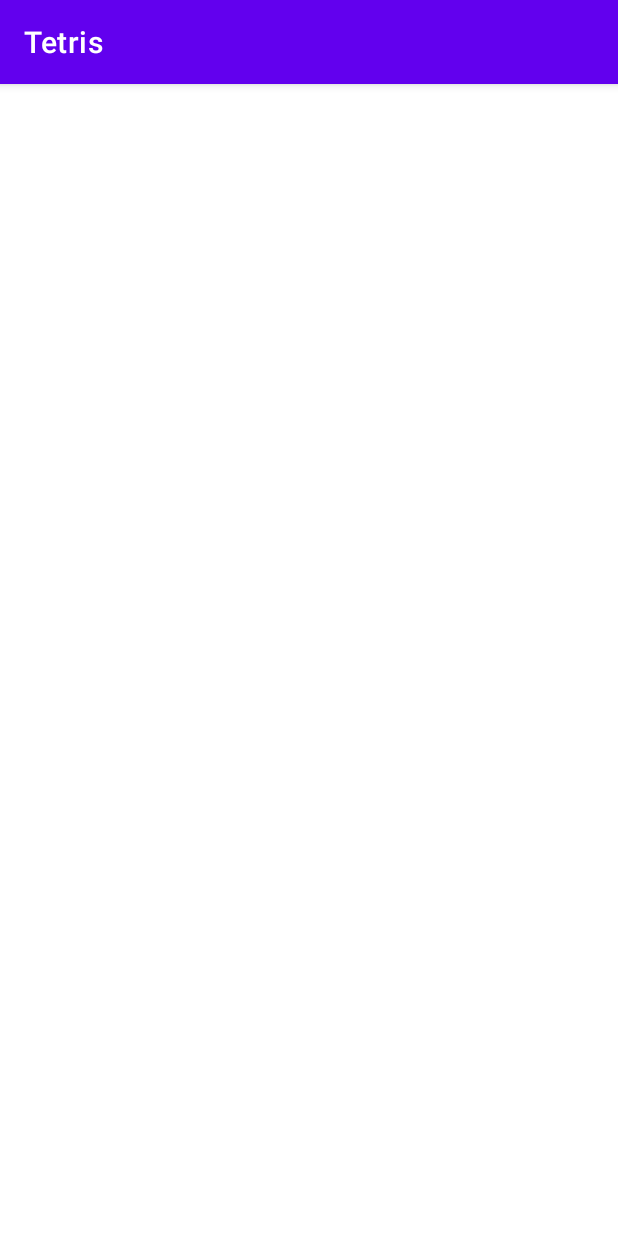
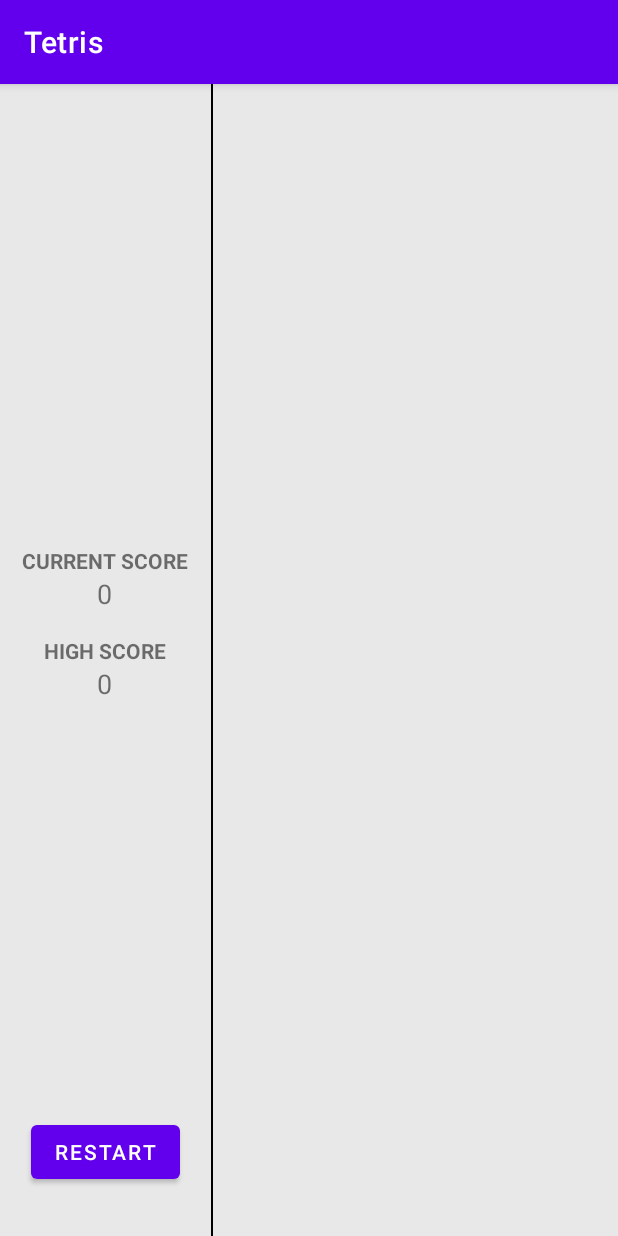
Before and after one commit to hnpm/tetris, an Android app: the GameActivity screen opened directly, with no data from a screen before it, on a phone screen of 412 x 824 dp. Run offline under Robolectric (Android 15) with nearby library versions, the phone set to English and light mode, and no system bars.

Commit message:
new game screen

```diff
--- a/app/src/main/java/com/example/tetris/GameActivity.kt
+++ b/app/src/main/java/com/example/tetris/GameActivity.kt
@@ -2,10 +2,35 @@ package com.example.tetris
 
 import androidx.appcompat.app.AppCompatActivity
 import android.os.Bundle
+import android.widget.Button
+import android.widget.TextView
+import com.example.tetris.storage.AppPreferences
 
 class GameActivity : AppCompatActivity() {
+
+    var tvHighScore: TextView? = null
+    var tvCurrentScore: TextView? = null
+    var appPreferences: AppPreferences? = null
+
     override fun onCreate(savedInstanceState: Bundle?) {
         super.onCreate(savedInstanceState)
         setContentView(R.layout.activity_game)
+
+        appPreferences = AppPreferences(this)
+
+        val btnRestart = findViewById<Button>(R.id.btn_restart)
+        tvHighScore = findViewById(R.id.tv_high_score)
+        tvCurrentScore = findViewById(R.id.tv_current_score)
+
+        updateHighScore()
+        updateCurrentScore()
+    }
+
+    private fun updateHighScore() {
+        tvHighScore?.text = "${appPreferences?.getHighScore()}"
+    }
+
+    private fun updateCurrentScore() {
+        tvCurrentScore?.text = "0"
     }
 }
--- a/app/src/main/res/layout/activity_game.xml
+++ b/app/src/main/res/layout/activity_game.xml
@@ -6,4 +6,76 @@
     android:layout_height="match_parent"
     tools:context=".GameActivity">
 
+    <LinearLayout
+        android:layout_width="match_parent"
+        android:layout_height="match_parent"
+        android:orientation="horizontal"
+        android:weightSum="10"
+        android:background="#e8e8e8">
+
+        <LinearLayout
+            android:layout_width="wrap_content"
+            android:layout_height="match_parent"
+            android:orientation="vertical"
+            android:gravity="center"
+            android:paddingTop="32dp"
+            android:paddingBottom="32dp"
+            android:layout_weight="1">
+
+            <LinearLayout
+                android:layout_width="wrap_content"
+                android:layout_height="0dp"
+                android:layout_weight="1"
+                android:orientation="vertical"
+                android:gravity="center">
+
+                <TextView
+                    android:layout_width="wrap_content"
+                    android:layout_height="wrap_content"
+                    android:text="@string/current_score"
+                    android:textAllCaps="true"
+                    android:textStyle="bold"
+                    android:textSize="14sp" />
+
+                <TextView
+                    android:id="@+id/tv_current_score"
+                    android:layout_width="wrap_content"
+                    android:layout_height="wrap_content"
+                    android:textSize="18sp" />
+
+                <TextView
+                    android:layout_width="wrap_content"
+                    android:layout_height="wrap_content"
+                    android:layout_marginTop="@dimen/layout_margin_top"
+                    android:text="@string/high_score"
+                    android:textAllCaps="true"
+                    android:textStyle="bold"
+                    android:textSize="14sp" />
+
+                <TextView
+                    android:id="@+id/tv_high_score"
+                    android:layout_width="wrap_content"
+                    android:layout_height="wrap_content"
+                    android:textSize="18sp" />
+            </LinearLayout>
+
+            <Button
+                android:id="@+id/btn_restart"
+                android:layout_width="wrap_content"
+                android:layout_height="wrap_content"
+                android:text="@string/btn_restart" />
+        </LinearLayout>
+
+        <View
+            android:layout_width="1dp"
+            android:layout_height="match_parent"
+            android:background="#000" />
+
+        <LinearLayout
+            android:layout_width="0dp"
+            android:layout_height="match_parent"
+            android:layout_weight="9">
+
+        </LinearLayout>
+    </LinearLayout>
 </androidx.constraintlayout.widget.ConstraintLayout>
--- a/app/src/main/res/values/strings.xml
+++ b/app/src/main/res/values/strings.xml
@@ -1,7 +1,10 @@
 <resources>
     <string name="app_name">Tetris</string>
-    <string name="high_score_default">High Score: 0</string>
-    <string name="new_game">New Game</string>
-    <string name="reset_score">Reset Score</string>
+    <string name="high_score_default">High score: 0</string>
+    <string name="new_game">New game</string>
+    <string name="reset_score">Reset score</string>
     <string name="exit">Exit</string>
+    <string name="high_score">High score</string>
+    <string name="current_score">Current score</string>
+    <string name="btn_restart">Restart</string>
 </resources>
```
